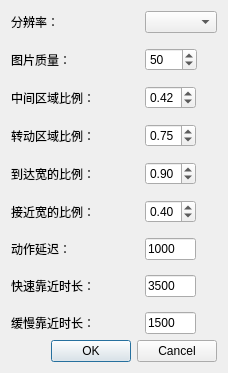
The window that QT-ColorSegmentation/Public/ParameterSettingDialog.ui (LejuRobotics/Aelos-Vision-Demo) describes before a commit, drawn with Qt 5.
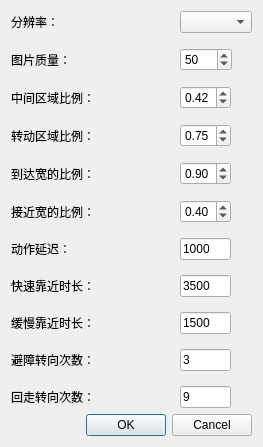
The same window after the commit.

Patch:
```diff
--- a/QT-ColorSegmentation/Public/ParameterSettingDialog.ui
+++ b/QT-ColorSegmentation/Public/ParameterSettingDialog.ui
@@ -6,17 +6,14 @@
    <rect>
     <x>0</x>
     <y>0</y>
-    <width>292</width>
-    <height>351</height>
+    <width>263</width>
+    <height>421</height>
    </rect>
   </property>
   <property name="windowTitle">
    <string>Parameer Setting</string>
   </property>
   <layout class="QVBoxLayout" name="verticalLayout">
-   <property name="sizeConstraint">
-    <enum>QLayout::SetFixedSize</enum>
-   </property>
    <item>
     <layout class="QGridLayout" name="gridLayout_2">
      <property name="verticalSpacing">
@@ -258,6 +255,58 @@
      <item row="0" column="1">
       <widget class="QComboBox" name="comboBox"/>
      </item>
+     <item row="9" column="1">
+      <widget class="QLineEdit" name="turnCount_edit">
+       <property name="sizePolicy">
+        <sizepolicy hsizetype="Fixed" vsizetype="Fixed">
+         <horstretch>0</horstretch>
+         <verstretch>0</verstretch>
+        </sizepolicy>
+       </property>
+       <property name="maximumSize">
+        <size>
+         <width>51</width>
+         <height>16777215</height>
+        </size>
+       </property>
+       <property name="text">
+        <string>3</string>
+       </property>
+      </widget>
+     </item>
+     <item row="9" column="0">
+      <widget class="QLabel" name="label_8">
+       <property name="text">
+        <string>避障转向次数：</string>
+       </property>
+      </widget>
+     </item>
+     <item row="10" column="0">
+      <widget class="QLabel" name="label_9">
+       <property name="text">
+        <string>回走转向次数：</string>
+       </property>
+      </widget>
+     </item>
+     <item row="10" column="1">
+      <widget class="QLineEdit" name="turnRoundCount_edit">
+       <property name="sizePolicy">
+        <sizepolicy hsizetype="Fixed" vsizetype="Fixed">
+         <horstretch>0</horstretch>
+         <verstretch>0</verstretch>
+        </sizepolicy>
+       </property>
+       <property name="maximumSize">
+        <size>
+         <width>51</width>
+         <height>16777215</height>
+        </size>
+       </property>
+       <property name="text">
+        <string>9</string>
+       </property>
+      </widget>
+     </item>
     </layout>
    </item>
    <item>
```
Left out of the diff: 200 changed lines with no effect on the pictures.
